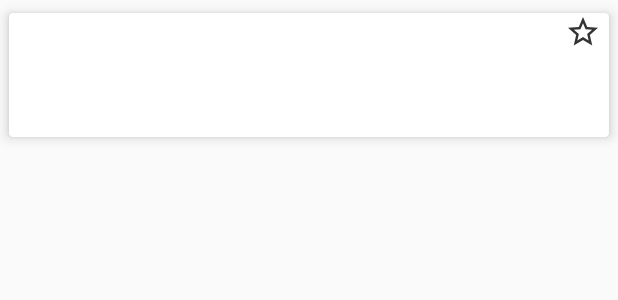
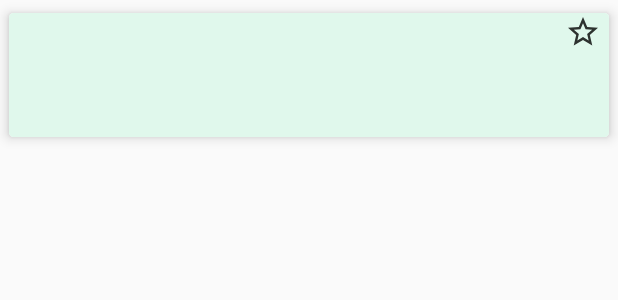
Before and after one commit to suteeee/RecycleApp, an Android app: the layout favorite_layout_unit.xml on its own in the app's theme, with its tools: preview values and no code run, on a phone screen of 412 x 824 dp. Shown: the top 300 px of the screen. Run offline under Robolectric (Android 15) with nearby library versions, the phone set to English and light mode, and no system bars.

Commit message:
darkmod 색 반영

```diff
--- a/app/src/main/res/layout/addpage_item_unit.xml
+++ b/app/src/main/res/layout/addpage_item_unit.xml
@@ -20,7 +20,7 @@
         <androidx.cardview.widget.CardView
             android:layout_width="match_parent"
             android:layout_height="match_parent"
-            android:background="@color/white"
+            android:background="@color/sub_backg_color"
             app:cardCornerRadius="3dp"
             app:cardElevation="5dp"
             app:cardUseCompatPadding="true"
--- a/app/src/main/res/layout/announce_layout_unit.xml
+++ b/app/src/main/res/layout/announce_layout_unit.xml
@@ -15,7 +15,7 @@
         android:layout_width="match_parent"
         android:layout_height="match_parent"
         android:layout_margin="30dp"
-        android:background="@color/main_backg_color"
+        android:background="@color/sub_backg_color"
         android:clickable="true"
         android:focusable="true">
 
--- a/app/src/main/res/layout/favorite_layout_unit.xml
+++ b/app/src/main/res/layout/favorite_layout_unit.xml
@@ -23,7 +23,7 @@
             app:cardUseCompatPadding="true"
             app:cardElevation="5dp"
             app:cardCornerRadius="3dp"
-            android:background="@color/white"
+            android:background="@color/sub_backg_color"
             app:layout_constraintBottom_toBottomOf="parent"
             app:layout_constraintEnd_toEndOf="parent"
             app:layout_constraintStart_toStartOf="parent"
@@ -33,7 +33,7 @@
                 android:id="@+id/histiryItem_layout"
                 android:layout_width="match_parent"
                 android:layout_height="match_parent"
-                android:background="@color/white">
+                android:background="@color/sub_backg_color">
 
                 <ImageView
                     android:id="@+id/favorite_iv"
--- a/app/src/main/res/layout/find_big_layout_unit.xml
+++ b/app/src/main/res/layout/find_big_layout_unit.xml
@@ -26,7 +26,7 @@
             app:cardUseCompatPadding="true"
             app:cardElevation="5dp"
             app:cardCornerRadius="3dp"
-            android:background="@color/white"
+            android:background="@color/sub_backg_color"
             app:layout_constraintBottom_toBottomOf="parent"
             app:layout_constraintEnd_toEndOf="parent"
             app:layout_constraintStart_toStartOf="parent"
@@ -36,7 +36,7 @@
                 android:id="@+id/histiryItem_layout"
                 android:layout_width="match_parent"
                 android:layout_height="match_parent"
-                android:background="@color/white">
+                android:background="@color/sub_backg_color">
 
                 <ImageView
                     android:id="@+id/findBig_iv"
--- a/app/src/main/res/layout/find_small_layout_unit.xml
+++ b/app/src/main/res/layout/find_small_layout_unit.xml
@@ -23,7 +23,7 @@
             app:cardUseCompatPadding="true"
             app:cardElevation="5dp"
             app:cardCornerRadius="3dp"
-            android:background="@color/white"
+            android:background="@color/sub_backg_color"
             app:layout_constraintBottom_toBottomOf="parent"
             app:layout_constraintEnd_toEndOf="parent"
             app:layout_constraintStart_toStartOf="parent"
@@ -33,7 +33,7 @@
                 android:id="@+id/histiryItem_layout"
                 android:layout_width="match_parent"
                 android:layout_height="match_parent"
-                android:background="@color/white">
+                android:background="@color/sub_backg_color">
 
                 <ImageView
                     android:id="@+id/findSmall_iv"
--- a/app/src/main/res/layout/history_layout_unit.xml
+++ b/app/src/main/res/layout/history_layout_unit.xml
@@ -26,7 +26,7 @@
             app:cardUseCompatPadding="true"
             app:cardElevation="5dp"
             app:cardCornerRadius="3dp"
-            android:background="@color/white"
+            android:background="@color/sub_backg_color"
             app:layout_constraintBottom_toBottomOf="parent"
             app:layout_constraintEnd_toEndOf="parent"
             app:layout_constraintStart_toStartOf="parent"
@@ -36,7 +36,7 @@
                 android:id="@+id/histiryItem_layout"
                 android:layout_width="match_parent"
                 android:layout_height="match_parent"
-                android:background="@color/white">
+                android:background="@color/sub_backg_color">
 
                 <ImageView
                     android:id="@+id/favorite_iv"
--- a/app/src/main/res/values-night/colors.xml
+++ b/app/src/main/res/values-night/colors.xml
@@ -2,6 +2,7 @@
 <resources>
     <color name="main_color">#000000</color>
     <color name="main_backg_color">#2E2E2E</color>
+    <color name="sub_backg_color">#585858</color>
     <color name="main_text_color">#FFFFFF</color>
     <color name="comon_button_background">#00FF00</color>
     <color name="love_star">#FFFF00</color>
--- a/app/src/main/res/values/colors.xml
+++ b/app/src/main/res/values/colors.xml
@@ -2,6 +2,7 @@
 <resources>
     <color name="main_color">#D4F5BA</color>
     <color name="main_backg_color">#E0F8EC</color>
+    <color name="sub_backg_color">#E0F8EC</color>
     <color name="main_text_color">#424242</color>
     <color name="main_text_focus_color">#FE9A2E</color>
     <color name="comon_button_background">#FE2EF7</color>
```
